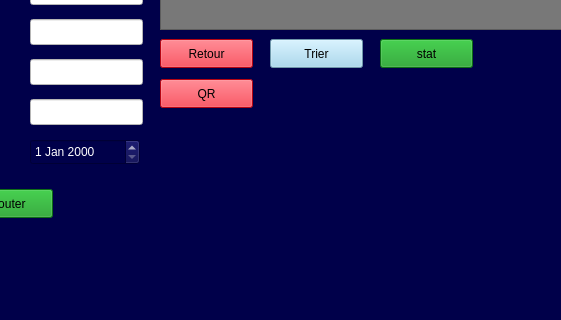
Qt form nstock.ui (ProjetCPP2A21/projetcpp-2a21-smart-electronics-repair-shop) before a commit; both pictures show x 290 to 851 and y 280 to 600 of the 1557 by 600 pixel window.
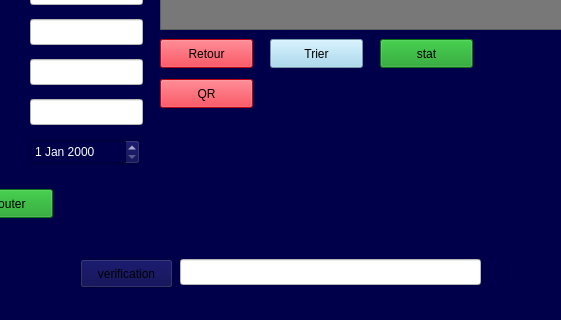
The same form after that commit. Icons and pictures are not drawn.

```diff
--- a/nstock.ui
+++ b/nstock.ui
@@ -582,6 +582,32 @@
      <string/>
     </property>
    </widget>
+   <widget class="QPushButton" name="btRechercheArduino">
+    <property name="geometry">
+     <rect>
+      <x>370</x>
+      <y>520</y>
+      <width>93</width>
+      <height>29</height>
+     </rect>
+    </property>
+    <property name="text">
+     <string>verification</string>
+    </property>
+   </widget>
+   <widget class="QLineEdit" name="lineEdit_idArduino">
+    <property name="geometry">
+     <rect>
+      <x>470</x>
+      <y>520</y>
+      <width>301</width>
+      <height>26</height>
+     </rect>
+    </property>
+    <property name="styleSheet">
+     <string notr="true">background-color: rgb(255, 255, 255);</string>
+    </property>
+   </widget>
    <zorder>label_3</zorder>
    <zorder>label_2</zorder>
    <zorder>catgorie</zorder>
@@ -620,6 +646,8 @@
 </zorder>
    <zorder>btQR_stock</zorder>
    <zorder>labelQR</zorder>
+   <zorder>btRechercheArduino</zorder>
+   <zorder>lineEdit_idArduino</zorder>
   </widget>
   <widget class="QMenuBar" name="menubar">
    <property name="geometry">
```
